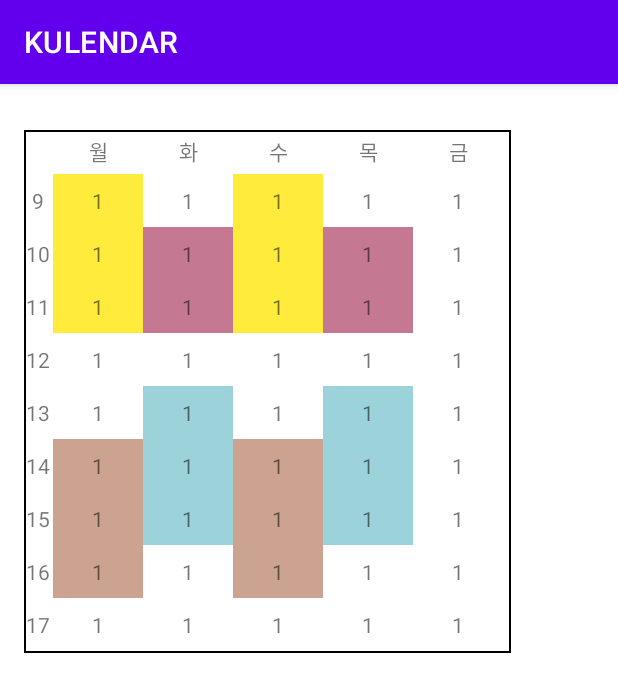
After one commit to Ji-soo708/Mobile_Programming, an Android app: the TableActivity screen opened directly, with no data from a screen before it, on a phone screen of 412 x 824 dp. The commit adds this screen. Shown: the top 692 px of the screen. Run offline under Robolectric (Android 15) with nearby library versions, the phone set to English and light mode, and no system bars; network calls fail.

Commit message:
add timetable

```diff
--- a/Mobile_Programming/KULENDAR/app/build.gradle
+++ b/Mobile_Programming/KULENDAR/app/build.gradle
@@ -44,6 +44,7 @@ dependencies {
     def room_version = "2.3.0"
 
     implementation "org.jetbrains.kotlinx:kotlinx-coroutines-android:1.5.0"
+ ////라이브러리 추가
     implementation files('libs/activation.jar')
     implementation files('libs/additionnal.jar')
     implementation files('libs/javax.mail.jar')
@@ -54,9 +55,11 @@ dependencies {
     implementation 'com.google.android.material:material:1.6.0'
     implementation 'androidx.constraintlayout:constraintlayout:2.1.4'
     implementation 'androidx.legacy:legacy-support-v4:1.0.0'
+    implementation 'androidx.gridlayout:gridlayout:1.0.0'
     testImplementation 'junit:junit:4.13.2'
     androidTestImplementation 'androidx.test.ext:junit:1.1.3'
     androidTestImplementation 'androidx.test.espresso:espresso-core:3.4.0'
+
 
     //webparsing 부분 dependency
     implementation 'org.jetbrains.kotlinx:kotlinx-coroutines-android:1.5.0'
--- /dev/null
+++ b/Mobile_Programming/KULENDAR/app/src/main/java/com/example/kulendar/TableActivity.kt
@@ -0,0 +1,18 @@
+package com.example.kulendar
+
+import android.os.Bundle
+import android.view.LayoutInflater
+import android.view.View
+import android.view.ViewGroup
+import androidx.appcompat.app.AppCompatActivity
+
+class TableActivity: AppCompatActivity() {
+
+    override fun onCreate(savedInstanceState: Bundle?) {
+        super.onCreate(savedInstanceState)
+        setContentView(R.layout.activity_table)
+
+    }
+
+
+}
--- a/Mobile_Programming/KULENDAR/app/src/main/java/com/example/kulendar/calendar/CalendarFragment.kt
+++ b/Mobile_Programming/KULENDAR/app/src/main/java/com/example/kulendar/calendar/CalendarFragment.kt
@@ -1,11 +1,15 @@
 package com.example.kulendar.calendar
 
+import android.content.Intent
 import android.os.Bundle
 import androidx.fragment.app.Fragment
 import android.view.LayoutInflater
 import android.view.View
 import android.view.ViewGroup
+import android.widget.Button
 import com.example.kulendar.R
+import com.example.kulendar.TableActivity
+
 
 
 class CalendarFragment : Fragment() {
@@ -15,7 +19,15 @@ class CalendarFragment : Fragment() {
         savedInstanceState: Bundle?
     ): View? {
         // Inflate the layout for this fragment
-        return inflater.inflate(R.layout.fragment_calendar, container, false)
+        val root = inflater.inflate(R.layout.fragment_calendar,container,false)
+        val button_ttable = root.findViewById<Button>(R.id.btn_ttable)
+
+        //버튼 기능
+        button_ttable?.setOnClickListener {
+            val intent = Intent(activity, TableActivity::class.java)
+            startActivity(intent)
+        }
+        return root
     }
 
 }
--- /dev/null
+++ b/Mobile_Programming/KULENDAR/app/src/main/res/layout/activity_table.xml
@@ -0,0 +1,430 @@
+<?xml version="1.0" encoding="utf-8"?>
+<androidx.constraintlayout.widget.ConstraintLayout xmlns:android="http://schemas.android.com/apk/res/android"
+    xmlns:app="http://schemas.android.com/apk/res-auto"
+    xmlns:tools="http://schemas.android.com/tools"
+    android:layout_width="match_parent"
+    android:layout_height="match_parent">
+
+
+    <androidx.gridlayout.widget.GridLayout
+        android:layout_width="326dp"
+        app:columnCount="6"
+        app:rowCount="10"
+        app:alignmentMode="alignMargins"
+        android:layout_height="350dp"
+        android:layout_marginStart="15dp"
+        app:layout_constraintTop_toTopOf="parent"
+        app:layout_constraintStart_toStartOf="parent"
+        android:layout_marginTop="30dp"
+        android:background="@drawable/border">
+
+        <TextView
+            android:layout_width="20dp"
+            android:layout_height="30dp"
+            android:text=""
+            android:gravity="center"
+            />
+        <TextView
+            android:layout_width="60dp"
+            android:layout_height="30dp"
+            android:text="월"
+            android:gravity="center"
+            />
+
+        <TextView
+            android:layout_width="60dp"
+            android:layout_height="30dp"
+            android:text="화"
+            android:gravity="center"
+            />
+        <TextView
+            android:layout_width="60dp"
+            android:layout_height="30dp"
+            android:text="수"
+            android:gravity="center"
+            />
+        <TextView
+            android:layout_width="60dp"
+            android:layout_height="30dp"
+            android:text="목"
+            android:gravity="center"
+            />
+        <TextView
+            android:layout_width="60dp"
+            android:layout_height="30dp"
+            android:text="금"
+            android:gravity="center"
+            />
+        <TextView
+            android:layout_width="20dp"
+            android:layout_height="35dp"
+            android:text="9"
+            android:gravity="center"
+            />
+        <TextView
+            android:layout_width="60dp"
+            android:layout_height="35dp"
+            android:background="#FFEB3B"
+            android:text="1"
+            android:gravity="center"
+            />
+        <TextView
+            android:layout_width="60dp"
+            android:layout_height="35dp"
+            android:background="@color/white"
+            android:text="1"
+            android:gravity="center"
+            />
+        <TextView
+            android:layout_width="60dp"
+            android:layout_height="35dp"
+            android:background="#FFEB3B"
+            android:text="1"
+            android:gravity="center"
+            />
+        <TextView
+            android:layout_width="60dp"
+            android:layout_height="35dp"
+            android:background="@color/white"
+            android:text="1"
+            android:gravity="center"
+            />
+        <TextView
+            android:layout_width="60dp"
+            android:layout_height="35dp"
+            android:background="@color/white"
+            android:text="1"
+            android:gravity="center"
+            />
+        <TextView
+            android:layout_width="20dp"
+            android:layout_height="35dp"
+            android:text="10"
+            android:gravity="center"
+            />
+        <TextView
+            android:layout_width="60dp"
+            android:layout_height="35dp"
+            android:background="#FFEB3B"
+            android:text="1"
+            android:gravity="center"
+            />
+        <TextView
+            android:layout_width="60dp"
+            android:layout_height="35dp"
+            android:background="#C57892"
+            android:text="1"
+            android:gravity="center"
+            />
+        <TextView
+            android:layout_width="60dp"
+            android:layout_height="35dp"
+            android:background="#FFEB3B"
+            android:text="1"
+            android:gravity="center"
+            />
+        <TextView
+            android:layout_width="60dp"
+            android:layout_height="35dp"
+            android:background="#C57892"
+            android:text="1"
+            android:gravity="center"
+        />
+        <TextView
+            android:layout_width="60dp"
+            android:layout_height="35dp"
+            android:background="@color/white"
+            android:text="1"
+            android:gravity="center"
+            />
+        <TextView
+            android:layout_width="20dp"
+            android:layout_height="35dp"
+            android:text="11"
+            android:gravity="center"
+            />
+        <TextView
+            android:layout_width="60dp"
+            android:layout_height="35dp"
+            android:background="#FFEB3B"
+            android:text="1"
+            android:gravity="center"
+            />
+        <TextView
+            android:layout_width="60dp"
+            android:layout_height="35dp"
+            android:background="#C57892"
+            android:text="1"
+            android:gravity="center"
+            />
+        <TextView
+            android:layout_width="60dp"
+            android:layout_height="35dp"
+            android:background="#FFEB3B"
+            android:text="1"
+            android:gravity="center"
+            />
+        <TextView
+            android:layout_width="60dp"
+            android:layout_height="35dp"
+            android:background="#C57892"
+            android:text="1"
+            android:gravity="center"
+            />
+        <TextView
+            android:layout_width="60dp"
+            android:layout_height="35dp"
+            android:background="@color/white"
+            android:text="1"
+            android:gravity="center"
+            />
+        <TextView
+            android:layout_width="20dp"
+            android:layout_height="35dp"
+            android:text="12"
+            android:gravity="center"
+            />
+        <TextView
+            android:layout_width="60dp"
+            android:layout_height="35dp"
+            android:background="@color/white"
+            android:text="1"
+            android:gravity="center"
+            />
+        <TextView
+            android:layout_width="60dp"
+            android:layout_height="35dp"
+            android:background="@color/white"
+            android:text="1"
+            android:gravity="center"
+            />
+        <TextView
+            android:layout_width="60dp"
+            android:layout_height="35dp"
+            android:background="@color/white"
+            android:text="1"
+            android:gravity="center"
+            />
+        <TextView
+            android:layout_width="60dp"
+            android:layout_height="35dp"
+            android:background="@color/white"
+            android:text="1"
+            android:gravity="center"
+            />
+        <TextView
+            android:layout_width="60dp"
+            android:layout_height="35dp"
+            android:background="@color/white"
+            android:text="1"
+            android:gravity="center"
+            />
+        <TextView
+            android:layout_width="20dp"
+            android:layout_height="35dp"
+            android:text="13"
+            android:gravity="center"
+            />
+        <TextView
+            android:layout_width="60dp"
+            android:layout_height="35dp"
+            android:background="@color/white"
+            android:text="1"
+            android:gravity="center"
+            />
+        <TextView
+            android:layout_width="60dp"
+            android:layout_height="35dp"
+            android:background="#9CD3DA"
+            android:text="1"
+            android:gravity="center"
+            />
+        <TextView
+            android:layout_width="60dp"
+            android:layout_height="35dp"
+            android:background="@color/white"
+            android:text="1"
+            android:gravity="center"
+            />
+        <TextView
+            android:layout_width="60dp"
+            android:layout_height="35dp"
+            android:background="#9CD3DA"
+            android:text="1"
+            android:gravity="center"
+            />
+        <TextView
+            android:layout_width="60dp"
+            android:layout_height="35dp"
+            android:background="@color/white"
+            android:text="1"
+            android:gravity="center"
+            />
+        <TextView
+            android:layout_width="20dp"
+            android:layout_height="35dp"
+            android:text="14"
+            android:gravity="center"
+            />
+
+        <TextView
+            android:layout_width="60dp"
+            android:layout_height="35dp"
+            android:background="#CCA390"
+            android:gravity="center"
+            android:text="1" />
+        <TextView
+            android:layout_width="60dp"
+            android:layout_height="35dp"
+            android:background="#9CD3DA"
+            android:text="1"
+            android:gravity="center"
+            />
+        <TextView
+            android:layout_width="60dp"
+            android:layout_height="35dp"
+            android:background="#CCA390"
+            android:text="1"
+            android:gravity="center"
+            />
+        <TextView
+            android:layout_width="60dp"
+            android:layout_height="35dp"
+            android:background="#9CD3DA"
+            android:text="1"
+            android:gravity="center"
+            />
+        <TextView
+            android:layout_width="60dp"
+            android:layout_height="35dp"
+            android:background="@color/white"
+            android:text="1"
+            android:gravity="center"
+            />
+        <TextView
+            android:layout_width="20dp"
+            android:layout_height="35dp"
+            android:text="15"
+            android:gravity="center"
+            />
+        <TextView
+            android:layout_width="60dp"
+            android:layout_height="35dp"
+            android:background="#CCA390"
+            android:text="1"
+            android:gravity="center"
+            />
+        <TextView
+            android:layout_width="60dp"
+            android:layout_height="35dp"
+            android:background="#9CD3DA"
+            android:text="1"
+            android:gravity="center"
+            />
+
+        <TextView
+            android:layout_width="60dp"
+            android:layout_height="35dp"
+            android:background="#CCA390"
+            android:text="1"
+            android:gravity="center"
+            />
+        <TextView
+            android:layout_width="60dp"
+            android:layout_height="35dp"
+            android:background="#9CD3DA"
+            android:text="1"
+            android:gravity="center"
+            />
+        <TextView
+            android:layout_width="60dp"
+            android:layout_height="35dp"
+            android:background="@color/white"
+            android:text="1"
+            android:gravity="center"
+            />
+        <TextView
+            android:layout_width="20dp"
+            android:layout_height="35dp"
+            android:text="16"
+            android:gravity="center"
+            />
+        <TextView
+            android:layout_width="60dp"
+            android:layout_height="35dp"
+            android:background="#CCA390"
+            android:text="1"
+            android:gravity="center"
+            />
+        <TextView
+            android:layout_width="60dp"
+            android:layout_height="35dp"
+            android:background="@color/white"
+            android:text="1"
+            android:gravity="center"
+            />
+        <TextView
+            android:layout_width="60dp"
+            android:layout_height="35dp"
+            android:background="#CCA390"
+            android:text="1"
+            android:gravity="center"
+            />
+        <TextView
+            android:layout_width="60dp"
+            android:layout_height="35dp"
+            android:background="@color/white"
+            android:text="1"
+            android:gravity="center"
+            />
+        <TextView
+            android:layout_width="60dp"
+            android:layout_height="35dp"
+            android:background="@color/white"
+            android:text="1"
+            android:gravity="center"
+            />
+        <TextView
+            android:layout_width="20dp"
+            android:layout_height="35dp"
+            android:text="17"
+            android:gravity="center"
+            />
+        <TextView
+            android:layout_width="60dp"
+            android:layout_height="35dp"
+            android:background="@color/white"
+            android:text="1"
+            android:gravity="center"
+            />
+        <TextView
+            android:layout_width="60dp"
+            android:layout_height="35dp"
+            android:background="@color/white"
+            android:text="1"
+            android:gravity="center"
+            />
+        <TextView
+            android:layout_width="60dp"
+            android:layout_height="35dp"
+            android:background="@color/white"
+            android:text="1"
+            android:gravity="center"
+            />
+        <TextView
+            android:layout_width="60dp"
+            android:layout_height="35dp"
+            android:background="@color/white"
+            android:text="1"
+            android:gravity="center"
+            />
+        <TextView
+            android:layout_width="60dp"
+            android:layout_height="35dp"
+            android:background="@color/white"
+            android:text="1"
+            android:gravity="center"
+            />
+
+    </androidx.gridlayout.widget.GridLayout>
+</androidx.constraintlayout.widget.ConstraintLayout>
--- a/Mobile_Programming/KULENDAR/app/src/main/res/layout/fragment_calendar.xml
+++ b/Mobile_Programming/KULENDAR/app/src/main/res/layout/fragment_calendar.xml
@@ -30,64 +30,14 @@
                 app:layout_constraintEnd_toEndOf="parent"
                 android:layout_marginTop="15dp"
                 android:layout_gravity="center_horizontal"/>
-            <LinearLayout
-                android:layout_width="315dp"
-                android:layout_height="45dp"
-                android:layout_marginTop="20dp"
-                android:layout_gravity="center_horizontal"
-                android:orientation="horizontal"
-                android:background="@drawable/border">
-
-                <TextView
-                    android:id="@+id/timetable1"
-                    android:layout_width="35dp"
-                    android:layout_height="45dp"
-                    android:background="#FFEB3B" />
-                <TextView
-                    android:id="@+id/timetable2"
-                    android:layout_width="35dp"
-                    android:layout_height="45dp"
-                    android:background="#FFEB3B" />
-                <TextView
-                    android:id="@+id/timetable3"
-                    android:layout_width="35dp"
-                    android:layout_height="45dp"
-                    android:background="@color/white" />
-                <TextView
-                    android:id="@+id/timetable4"
-                    android:layout_width="35dp"
-                    android:layout_height="45dp"
-                    android:background="@color/white" />
-
-                <TextView
-                    android:id="@+id/timetable5"
-                    android:layout_width="35dp"
-                    android:layout_height="45dp"
-                    android:background="#C57892" />
-                <TextView
-                    android:id="@+id/timetable6"
-                    android:layout_width="35dp"
-                    android:layout_height="45dp"
-                    android:background="#C57892" />
-
-                <TextView
-                    android:id="@+id/timetable7"
-                    android:layout_width="35dp"
-                    android:layout_height="45dp"
-                    android:background="#9CD3DA" />
-                <TextView
-                    android:id="@+id/timetable8"
-                    android:layout_width="35dp"
-                    android:layout_height="45dp"
-                    android:background="@color/white" />
-                <TextView
-                    android:id="@+id/timetable9"
-                    android:layout_width="35dp"
-                    android:layout_height="45dp"
-                    android:background="@color/white" />
-
-
-            </LinearLayout>
+            <Button
+                android:id="@+id/btn_ttable"
+                android:layout_width="80dp"
+                android:layout_height="50dp"
+                android:layout_marginTop="8dp"
+                android:layout_marginStart="15dp"
+                android:text="시간표"
+                android:backgroundTint="#8CC549"/>
 
             <LinearLayout
                 android:layout_width="match_parent"
```
Also changed, not shown: Mobile_Programming/KULENDAR/app/src/main/AndroidManifest.xml (+15 -9 lines).
